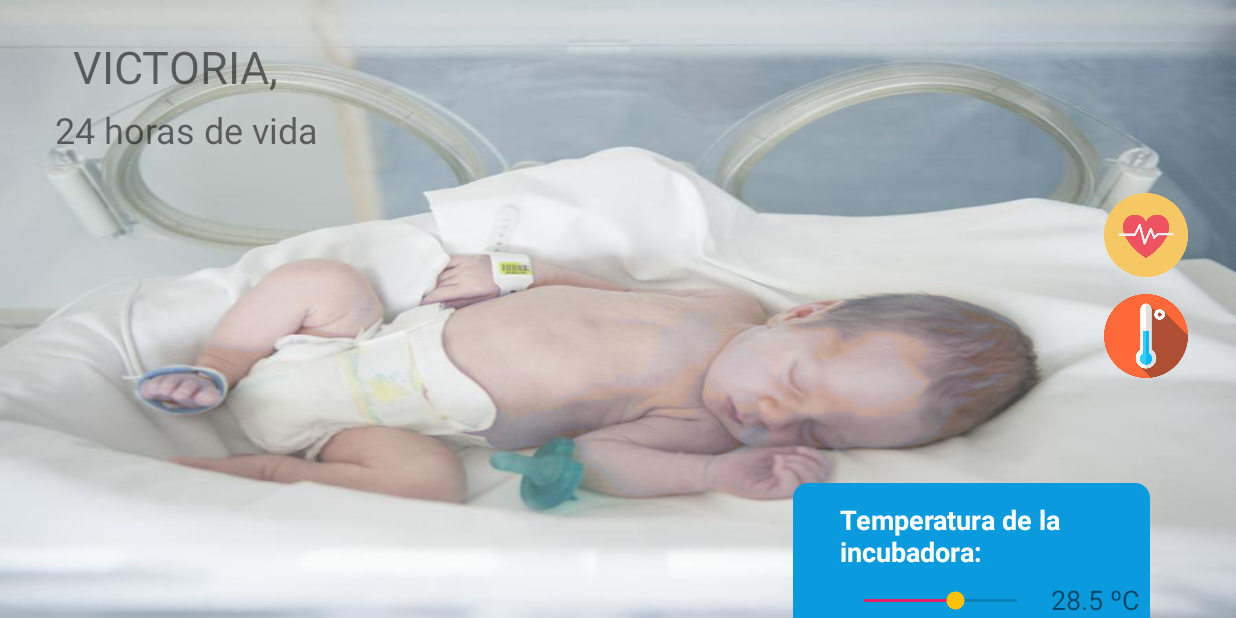
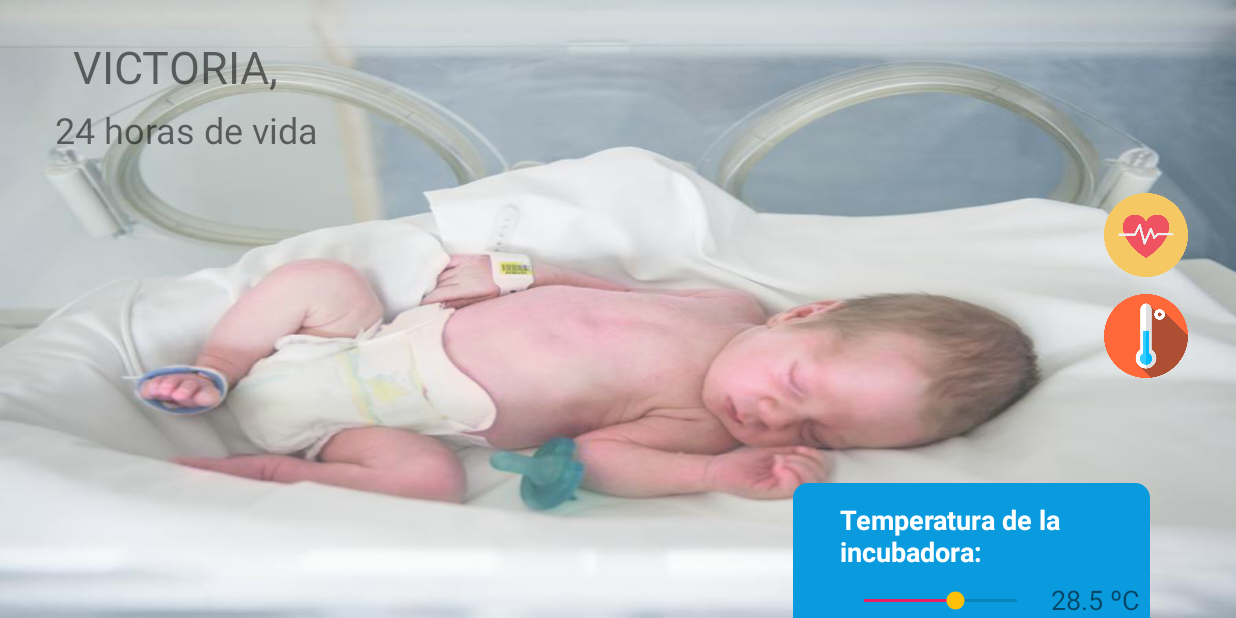
Before and after one commit to luisajojoa/appBebeTesis, an Android app: the screen it shows after launch (MainActivity), on a phone screen of 824 x 412 dp (held sideways). Run offline under Robolectric (Android 15) with nearby library versions, the light colour scheme and no system bars; Roboto replaces fonts that are not available here.

Commit message:
changing appearance of the baby, just missing great pictures of blue baby

```diff
--- a/app/src/main/java/com/tesis/bebeappble/UI/MainActivity.kt
+++ b/app/src/main/java/com/tesis/bebeappble/UI/MainActivity.kt
@@ -5,10 +5,13 @@ import android.graphics.drawable.Drawable
 import android.media.MediaPlayer
 import android.net.Uri
 import android.os.Bundle
+import android.os.Message
 import android.util.Log
 import android.view.View
 import android.widget.*
 import androidx.appcompat.app.AppCompatActivity
+import androidx.constraintlayout.widget.ConstraintHelper
+import androidx.constraintlayout.widget.ConstraintLayout
 import com.tesis.bebeappble.R
 import com.tesis.bebeappble.bluetooth.BluetoothCommunication
 import com.tesis.bebeappble.bluetooth.MessagesReceivedManager
@@ -28,6 +31,7 @@ class MainActivity : AppCompatActivity() {
     private lateinit var path2 : String
     private lateinit var sliderTemp: SeekBar
     private var imageBaby : Drawable?=null
+    private lateinit var imageBabe : ConstraintLayout
     private var enableVideo =0
     private lateinit var termometerIcon : ImageButton
     private lateinit var heartIcon : ImageButton
@@ -79,11 +83,10 @@ class MainActivity : AppCompatActivity() {
         sliderTemp = findViewById(R.id.temperaturaSlider)
         termometerIcon = findViewById(R.id.imgBtnTermometro)
         heartIcon = findViewById(R.id.buttonHeartIconb)
+        imageBabe = findViewById(R.id.constraintBaby)
     }
 
     private fun addListeners() {
-
-
         //ENVIO DE DATOS!!
         /*btnSendMessage.setOnClickListener {
             val msj = editTextMessage.text.toString()
@@ -115,7 +118,6 @@ class MainActivity : AppCompatActivity() {
             return@setOnLongClickListener true
         }
 
-
         btnVideo.setOnClickListener {
 
             if( enableVideo ==0){
@@ -129,6 +131,7 @@ class MainActivity : AppCompatActivity() {
             }
 
         }
+
         var startPoint : Int?= null
         var endPoint :Int ?= null
         sliderTemp.setOnSeekBarChangeListener(object: SeekBar.OnSeekBarChangeListener{
@@ -192,6 +195,24 @@ class MainActivity : AppCompatActivity() {
             }*/
         }
         //playingVideo(videoView, path1)
+        changingBabyAppearance()
+    }
+
+    private fun changingBabyAppearance(){
+        MessagesReceivedManager.listenNewTemperature {message ->
+            when (message.value) {
+                in 360..367 -> imageBabe.setBackgroundResource(R.drawable.bebesaludable)
+                in 368..374 -> imageBabe.setBackgroundResource(R.drawable.bebe_rojo_1)
+                in 375..381 -> imageBabe.setBackgroundResource(R.drawable.bebe_rojo_2)
+                in 382..387 -> imageBabe.setBackgroundResource(R.drawable.bebe_rojo_3)
+                in 388..420 -> imageBabe.setBackgroundResource(R.drawable.bebe_super_rojo)
+                in 330..343 -> imageBabe.setBackgroundResource(R.drawable.bluebaby)
+                in 344..349 -> imageBabe.setBackgroundResource(R.drawable.blue_baby_1)
+                in 350..355 -> imageBabe.setBackgroundResource(R.drawable.blue_baby_2)
+                in 355..359 -> imageBabe.setBackgroundResource(R.drawable.blue_baby_3)
+                else -> imageBabe.setBackgroundResource(R.drawable.bebesaludable)
+            }
+        }
     }
 
     override fun onStop() {
--- a/app/src/main/java/com/tesis/bebeappble/bluetooth/MessagesReceivedManager.kt
+++ b/app/src/main/java/com/tesis/bebeappble/bluetooth/MessagesReceivedManager.kt
@@ -6,10 +6,15 @@ object MessagesReceivedManager {
 
 
     private var newMessageCallback : ((Message) -> Unit)? = null
-    val tempMessages = HashMap<String, Message>()
+    private var newTemperatureMessageCallback : ((Message) -> Unit)? = null
+    private val tempMessages = HashMap<String, Message>()
 
     fun listenNewMessages(callback: (Message) -> Unit){
         this.newMessageCallback = callback
+
+    }
+    fun listenNewTemperature(callback: (Message) -> Unit){
+        this.newTemperatureMessageCallback = callback
     }
 
     fun reportNewMessage(message: Message) {
@@ -18,6 +23,10 @@ object MessagesReceivedManager {
             if (lastMessage.value != message.value) {
                 tempMessages[message.javaClass.simpleName] = message
                 newMessageCallback?.invoke(message)
+                if(message.type == Message.Type.TEMPERATURE){
+                    newTemperatureMessageCallback?.invoke(message)
+                }
+
             }
         } else {
             tempMessages[message.javaClass.simpleName] = message
--- a/app/src/main/res/layout/activity_main.xml
+++ b/app/src/main/res/layout/activity_main.xml
@@ -2,9 +2,10 @@
 <androidx.constraintlayout.widget.ConstraintLayout xmlns:android="http://schemas.android.com/apk/res/android"
     xmlns:app="http://schemas.android.com/apk/res-auto"
     xmlns:tools="http://schemas.android.com/tools"
+    android:id="@+id/constraintBaby"
     android:layout_width="match_parent"
     android:layout_height="match_parent"
-    android:background="@drawable/super_blue_baby"
+    android:background="@drawable/bebesaludable"
     android:backgroundTintMode="screen"
     android:rotation="0"
     tools:context=".UI.MainActivity">
```
Also changed, not shown: app/src/main/res/drawable/bebe_rojo_1.png (added), app/src/main/res/drawable/bebe_rojo_2.png (added), app/src/main/res/drawable/bebe_rojo_3.png (added), app/src/main/res/drawable/bebe_super_rojo.png (renamed from app/src/main/res/drawable/super_red_baby.png), app/src/main/res/drawable/bebesaludable.png (added), app/src/main/res/drawable/blue_baby_1.jpg (renamed from app/src/main/res/drawable/bebesaludable.jpg), app/src/main/res/drawable/blue_baby_2.png (added), app/src/main/res/drawable/blue_baby_3.png (added), app/src/main/res/drawable/bluebaby.jpg (renamed from app/src/main/res/drawable/super_blue_baby.jpg).
